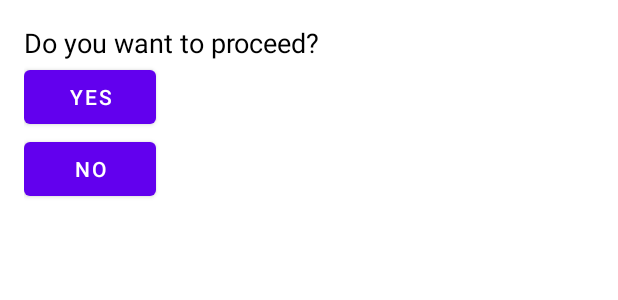
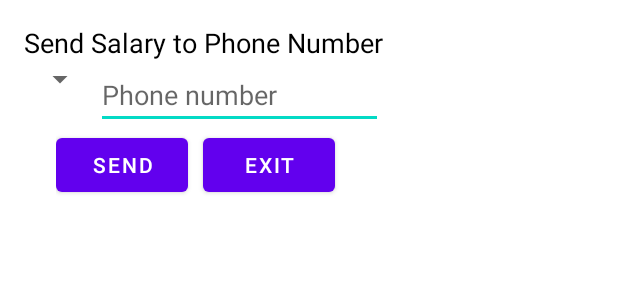
Before and after one commit to AmitGZ/ShiftManager, an Android app: the layout popup_layout.xml on its own in the app's theme, with its tools: preview values and no code run, on a phone screen of 412 x 824 dp. Shown: the top 300 px of the screen. Run offline under Robolectric (Android 15) with nearby library versions, the phone set to English and light mode, and no system bars.

Commit message:
Added phone number edit box to popup

```diff
--- a/app/src/main/AndroidManifest.xml
+++ b/app/src/main/AndroidManifest.xml
@@ -3,6 +3,8 @@
     xmlns:app="http://schemas.android.com/apk/res-auto"
     xmlns:tools="http://schemas.android.com/tools"
     package="com.android.example.shiftmanagementapp">
+
+    <uses-permission android:name="android.permission.SEND_SMS"/>
 
     <application
         android:allowBackup="true"
--- a/app/src/main/res/layout/popup_layout.xml
+++ b/app/src/main/res/layout/popup_layout.xml
@@ -8,20 +8,59 @@
     <TextView
         android:layout_width="wrap_content"
         android:layout_height="wrap_content"
-        android:text="Do you want to proceed?"
+        android:text="Send Salary to Phone Number"
         android:textSize="18sp"
         android:textColor="@android:color/black" />
 
-    <Button
-        android:id="@+id/yesButton"
-        android:layout_width="wrap_content"
+    <LinearLayout
+        android:layout_width="match_parent"
         android:layout_height="wrap_content"
-        android:text="Yes" />
+        android:orientation="horizontal">
 
-    <Button
-        android:id="@+id/noButton"
-        android:layout_width="wrap_content"
+        <Spinner
+            android:id="@+id/spinnerCountryCode"
+            android:layout_width="wrap_content"
+            android:layout_height="wrap_content" />
+
+        <EditText
+            android:id="@+id/editTextPhoneNumber"
+            android:layout_width="match_parent"
+            android:layout_height="wrap_content"
+            android:hint="Phone number"
+            android:inputType="phone" />
+
+    </LinearLayout>
+
+
+    <LinearLayout
+        android:layout_width="match_parent"
         android:layout_height="wrap_content"
-        android:text="No" />
+        android:orientation="horizontal"
+        android:gravity="center_horizontal">
+
+        <LinearLayout
+            android:layout_width="wrap_content"
+            android:layout_height="wrap_content"
+            android:orientation="horizontal"
+            android:gravity="center_horizontal">
+
+            <Button
+                android:id="@+id/sendButton"
+                android:layout_width="wrap_content"
+                android:layout_height="wrap_content"
+                android:layout_marginEnd="10dp"
+                android:text="Send" />
+
+            <Button
+                android:id="@+id/exitButton"
+                android:layout_width="wrap_content"
+                android:layout_height="wrap_content"
+                android:layout_marginEnd="10dp"
+                android:text="Exit" />
+        </LinearLayout>
+
+    </LinearLayout>
+
+
 
 </LinearLayout>
```
Also changed, not shown: app/src/main/java/com/android/example/shiftmanagementapp/ListFragment.java (+34 -6 lines).
